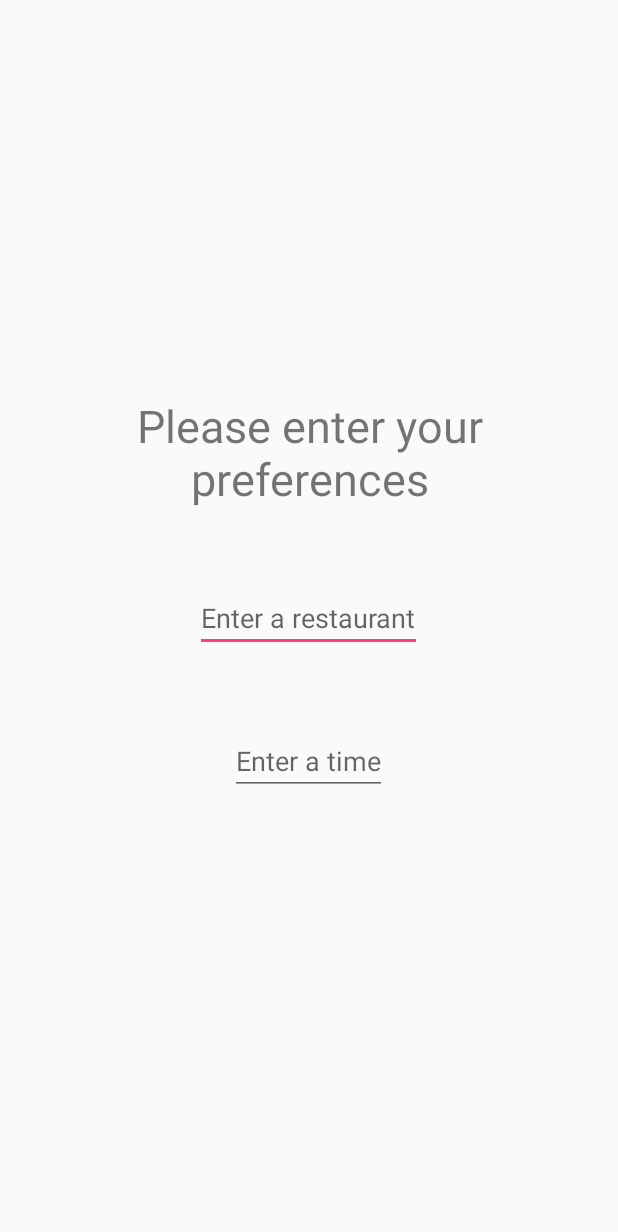
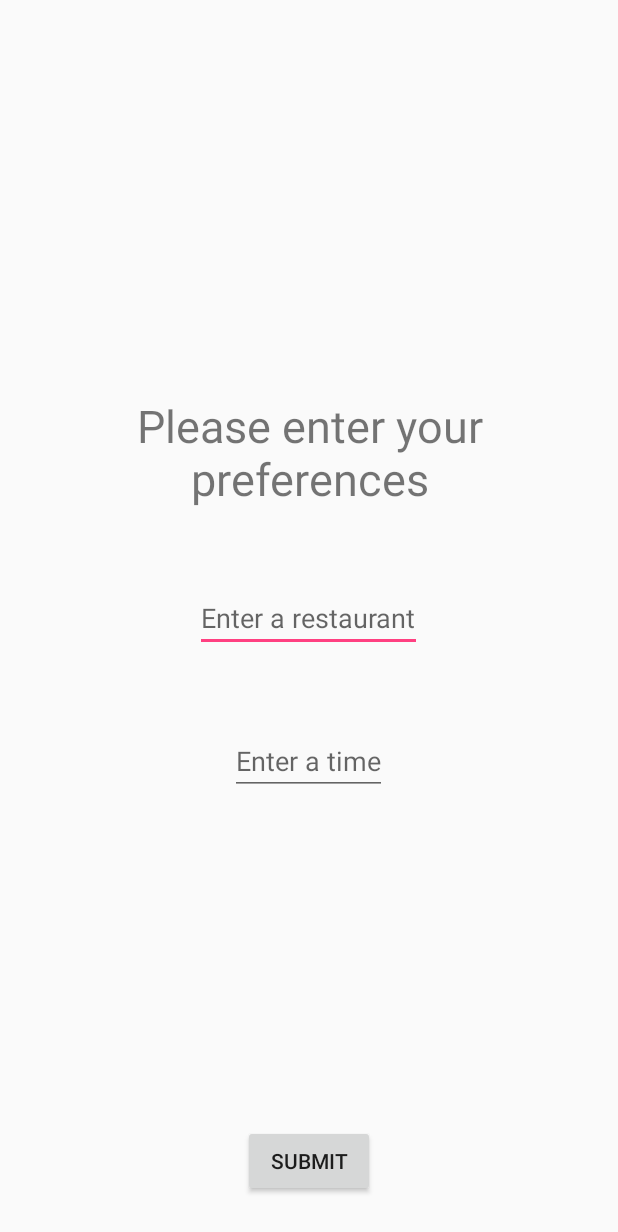
Before and after one commit to cwaldren/DownForDinner, an Android app: the layout activity_suggestion.xml on its own in the app's theme, with its tools: preview values and no code run, on a phone screen of 412 x 824 dp. Shown: the top 1232 px of the screen. Run offline under Robolectric (Android 15) with nearby library versions, the phone set to English and light mode, and no system bars.

Commit message:
work on suggestion activity

```diff
--- a/app/src/main/res/layout/activity_suggestion.xml
+++ b/app/src/main/res/layout/activity_suggestion.xml
@@ -37,4 +37,13 @@
         android:layout_marginTop="50dp"
         android:hint="Enter a time"/>
 
+    <Button
+        android:id="@+id/btnSubmit"
+        android:layout_width="wrap_content"
+        android:layout_height="wrap_content"
+        android:text="SUBMIT"
+        android:layout_centerHorizontal="true"
+        android:layout_alignParentBottom="true"
+        android:layout_marginBottom="10dp"/>
+
 </RelativeLayout>
```
Also changed, not shown: app/src/main/AndroidManifest.xml (+7 -5 lines), app/src/main/java/com/caseywaldren/downfordinner/InitialResponseActivity.java (+29 -0 lines), app/src/main/java/com/caseywaldren/downfordinner/SuggestionActivity.java (+54 -0 lines).
